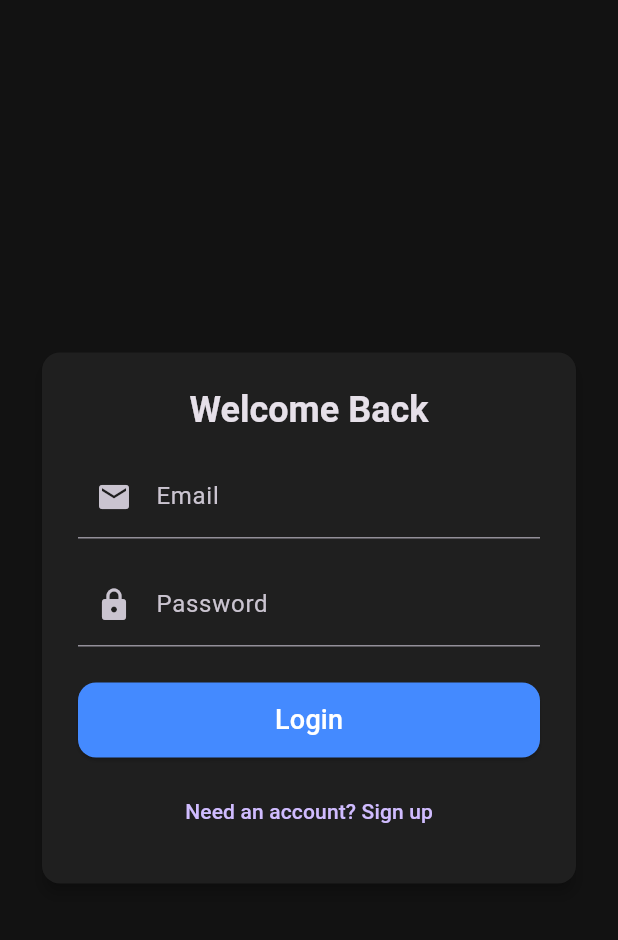
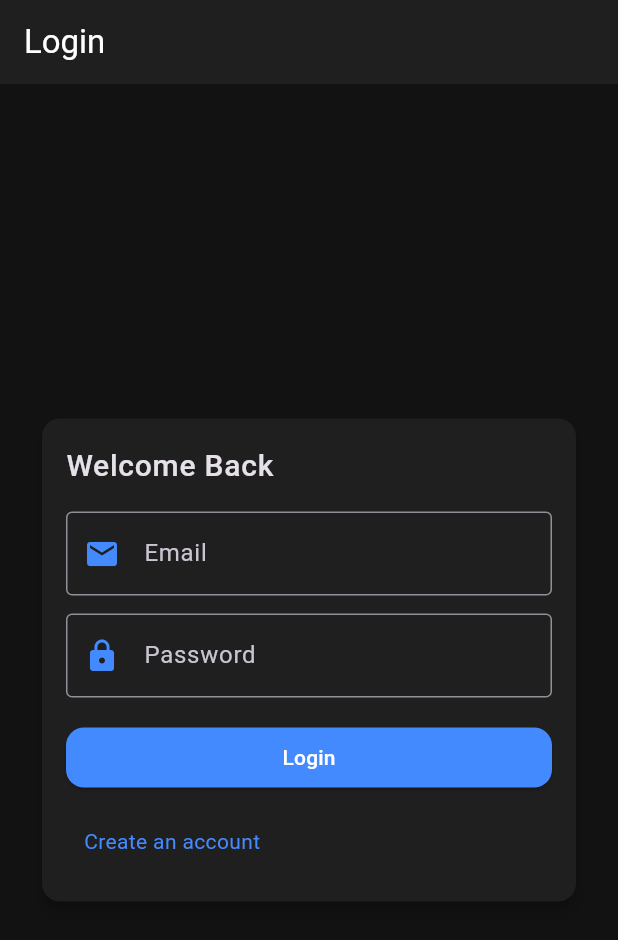
Before and after one commit to Jacob-005/Password-Manager, a Flutter app: the screen it shows after launch, on a phone screen of 412 x 824 dp. Shown: the top 940 px of the screen. Run offline on Flutter 3.47's test engine with Material 3 defaults, Android fonts, the phone set to English and light mode, and no system bars; our stand-ins replace cloud_firestore, firebase_auth, firebase_core, fl_chart; missing offline and left inert: encrypt; accounts and stored records are empty.

Commit message:
New Update

```diff
--- a/lib/screens/login_screen.dart
+++ b/lib/screens/login_screen.dart
@@ -2,37 +2,21 @@ import 'package:flutter/material.dart';
 import 'package:password_manager/services/auth_service.dart';
 
 class LoginScreen extends StatefulWidget {
-  LoginScreen({super.key});
-
   @override
   _LoginScreenState createState() => _LoginScreenState();
 }
 
 class _LoginScreenState extends State<LoginScreen> {
   final AuthService _auth = AuthService();
-  final TextEditingController _emailController = TextEditingController();
-  final TextEditingController _passwordController = TextEditingController();
+  final _emailController = TextEditingController();
+  final _passwordController = TextEditingController();
   bool _isLoading = false;
 
-  void _showErrorSnackBar(String message) {
-    // Map Firebase error messages to a user-friendly message
-    String userFriendlyMessage =
-        'Incorrect email or password. Please try again.';
-    if (message.contains('invalid-email')) {
-      userFriendlyMessage = 'Incorrect email or password. Please try again.';
-    } else if (message.contains('user-not-found') ||
-        message.contains('wrong-password')) {
-      userFriendlyMessage =
-          'Incorrect email or password. Please double-check and try again.';
-    } else if (message.contains('too-many-requests')) {
-      userFriendlyMessage =
-          'Too many attempts. Please wait a moment and try again.';
-    }
-
+  void _showSnackBar(BuildContext context, String message) {
     ScaffoldMessenger.of(context).showSnackBar(
       SnackBar(
         content: Text(
-          userFriendlyMessage,
+          message,
           style: Theme.of(context)
               .textTheme
               .bodyLarge
@@ -40,104 +24,105 @@ class _LoginScreenState extends State<LoginScreen> {
         ),
         backgroundColor: Colors.redAccent,
         behavior: SnackBarBehavior.floating,
-        shape: RoundedRectangleBorder(
-          borderRadius: BorderRadius.circular(12),
-        ),
+        shape: RoundedRectangleBorder(borderRadius: BorderRadius.circular(12)),
         margin: const EdgeInsets.symmetric(horizontal: 16, vertical: 10),
         elevation: 6,
         duration: const Duration(seconds: 3),
         action: SnackBarAction(
           label: 'Dismiss',
           textColor: Colors.white,
-          onPressed: () {
-            ScaffoldMessenger.of(context).hideCurrentSnackBar();
-          },
+          onPressed: () => ScaffoldMessenger.of(context).hideCurrentSnackBar(),
         ),
       ),
     );
   }
 
+  Future<void> _login() async {
+    setState(() => _isLoading = true);
+    try {
+      await _auth.signIn(
+        _emailController.text.trim(),
+        _passwordController.text.trim(),
+      );
+      Navigator.pushReplacementNamed(context, '/home');
+    } catch (e) {
+      _showSnackBar(context, 'Login failed: $e');
+    } finally {
+      setState(() => _isLoading = false);
+    }
+  }
+
   @override
   Widget build(BuildContext context) {
     return Scaffold(
-      body: SafeArea(
+      appBar: AppBar(
+        title: const Text('Login'),
+      ),
+      body: Padding(
+        padding: const EdgeInsets.all(16.0),
         child: Center(
-          child: SingleChildScrollView(
-            padding: const EdgeInsets.all(24.0),
           child: Card(
+            margin: const EdgeInsets.symmetric(horizontal: 12),
             child: Padding(
-                padding: const EdgeInsets.all(24.0),
+              padding: const EdgeInsets.all(16.0),
               child: Column(
                 mainAxisSize: MainAxisSize.min,
+                crossAxisAlignment: CrossAxisAlignment.start,
                 children: [
                   Text(
                     'Welcome Back',
-                      style: Theme.of(context).textTheme.displayMedium,
+                    style: Theme.of(context)
+                        .textTheme
+                        .bodyLarge
+                        ?.copyWith(fontSize: 20, fontWeight: FontWeight.w500),
                   ),
                   const SizedBox(height: 16),
                   TextField(
                     controller: _emailController,
                     decoration: const InputDecoration(
                       labelText: 'Email',
-                        prefixIcon: Icon(Icons.email),
+                      prefixIcon: Icon(Icons.email, color: Colors.blueAccent),
+                      border: OutlineInputBorder(),
                     ),
                     keyboardType: TextInputType.emailAddress,
                   ),
-                    const SizedBox(height: 16),
+                  const SizedBox(height: 12),
                   TextField(
                     controller: _passwordController,
                     decoration: const InputDecoration(
                       labelText: 'Password',
-                        prefixIcon: Icon(Icons.lock),
+                      prefixIcon: Icon(Icons.lock, color: Colors.blueAccent),
+                      border: OutlineInputBorder(),
                     ),
                     obscureText: true,
                   ),
-                    const SizedBox(height: 24),
+                  const SizedBox(height: 16),
                   _isLoading
-                        ? const CircularProgressIndicator()
-                        : Column(
-                            children: [
-                              ElevatedButton(
-                                onPressed: () async {
-                                  print(
-                                      'Login button pressed: ${_emailController.text}');
-                                  setState(() => _isLoading = true);
-                                  final result = await _auth.signIn(
-                                    _emailController.text,
-                                    _passwordController.text,
-                                  );
-                                  setState(() => _isLoading = false);
-                                  if (result['success'] == true) {
-                                    Navigator.pushReplacementNamed(
-                                        context, '/home');
-                                  } else {
-                                    _showErrorSnackBar(
-                                        result['message'] ?? 'Login failed');
-                                  }
-                                },
+                      ? const Center(child: CircularProgressIndicator())
+                      : ElevatedButton(
+                          onPressed: _login,
                           style: ElevatedButton.styleFrom(
                             backgroundColor: Colors.blueAccent,
                             foregroundColor: Colors.white,
-                                  minimumSize: const Size(double.infinity, 50),
-                                ),
-                                child: const Text(
-                                  'Login',
-                                  style: TextStyle(fontSize: 18),
+                            minimumSize: const Size(double.infinity, 40),
+                            shape: RoundedRectangleBorder(
+                              borderRadius: BorderRadius.circular(12),
                             ),
                           ),
-                              Padding(
-                                padding: const EdgeInsets.only(top: 12),
-                                child: TextButton(
-                                  onPressed: () {
-                                    Navigator.pushNamed(context, '/signup');
-                                  },
-                                  child: const Text('Need an account? Sign up'),
+                          child: const Text('Login'),
+                        ),
+                  const SizedBox(height: 8),
+                  TextButton(
+                    onPressed: () => Navigator.pushNamed(context, '/signup'),
+                    child: Text(
+                      'Create an account',
+                      style: Theme.of(context)
+                          .textTheme
+                          .bodyMedium
+                          ?.copyWith(color: Colors.blueAccent),
                     ),
                   ),
                 ],
-                          ),
-                  ],
-                ),
               ),
             ),
           ),
```
Also changed, not shown: lib/screens/home_screen.dart (+58 -18 lines), lib/screens/signup_screen.dart (+56 -71 lines), lib/services/auth_service.dart (+13 -25 lines). Lines whose indentation alone changed are shown as unchanged.
